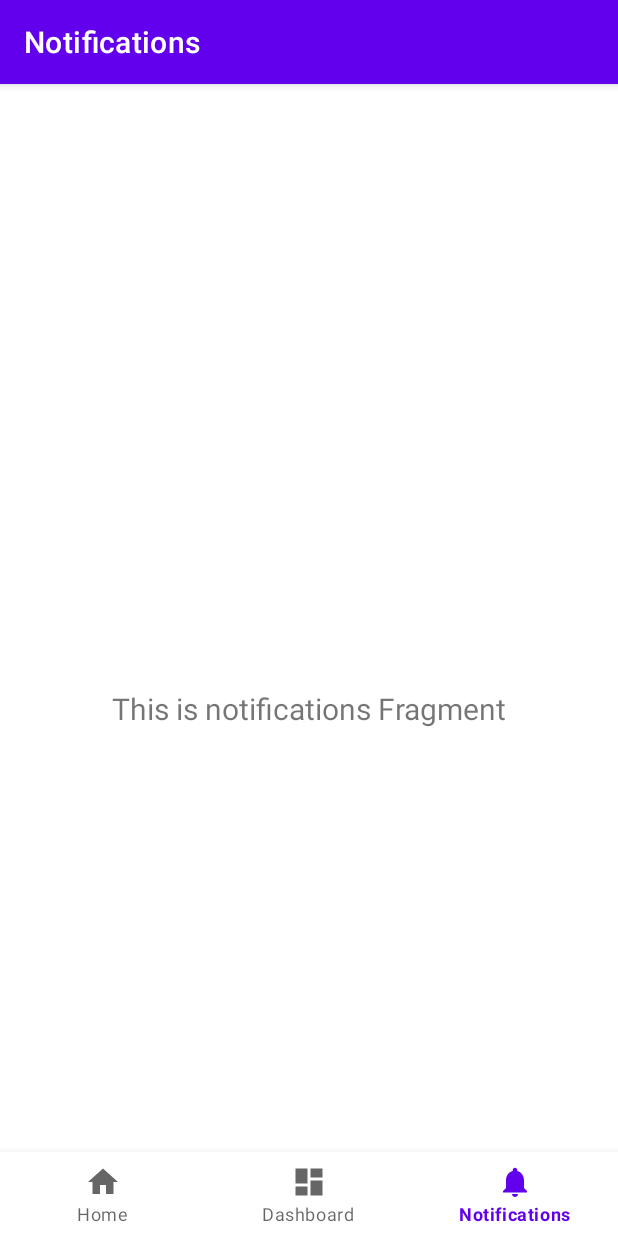
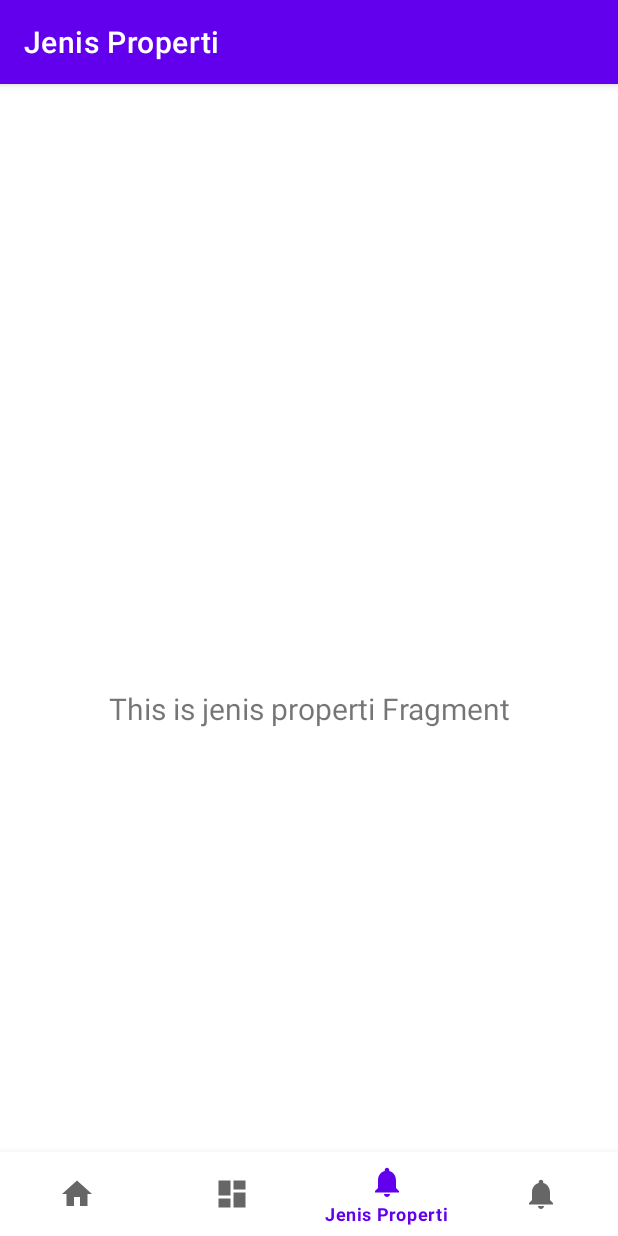
Before and after one commit to abrayudhistira/FinalProjectPAM, an Android app: the JenisPropertiFragment screen opened through its navigation route, on a phone screen of 412 x 824 dp. Run offline under Robolectric (Android 15) with nearby library versions, the phone set to English and light mode, and no system bars; our stand-ins replace navigation-ui.

Commit message:
Rename Sesuai Kebutuhan Bottom Navigation

```diff
--- a/app/build.gradle.kts
+++ b/app/build.gradle.kts
@@ -48,6 +48,8 @@ dependencies {
     implementation(libs.androidx.lifecycle.viewmodel.ktx)
     implementation(libs.androidx.navigation.fragment.ktx)
     implementation(libs.androidx.navigation.ui.ktx)
+    implementation(libs.androidx.legacy.support.v4)
+    implementation(libs.androidx.fragment.ktx)
     testImplementation(libs.junit)
     androidTestImplementation(libs.androidx.junit)
     androidTestImplementation(libs.androidx.espresso.core)
--- a/app/src/main/java/finalproject/abrayudhistira/MainActivity.kt
+++ b/app/src/main/java/finalproject/abrayudhistira/MainActivity.kt
@@ -26,7 +26,7 @@ class MainActivity : AppCompatActivity() {
         // menu should be considered as top level destinations.
         val appBarConfiguration = AppBarConfiguration(
             setOf(
-                R.id.navigation_home, R.id.navigation_dashboard, R.id.navigation_notifications
+                R.id.navigation_pemilik, R.id.navigation_properti, R.id.navigation_jenisproperti, R.id.navigation_manajerproperti
             )
         )
         setupActionBarWithNavController(navController, appBarConfiguration)
--- a/app/src/main/java/finalproject/abrayudhistira/ui/notifications/NotificationsFragment.kt
+++ b/app/src/main/java/finalproject/abrayudhistira/ui/jenisproperti/JenisPropertiFragment.kt
@@ -1,4 +1,4 @@
-package finalproject.abrayudhistira.ui.notifications
+package finalproject.abrayudhistira.ui.jenisproperti
 
 import android.os.Bundle
 import android.view.LayoutInflater
@@ -7,11 +7,11 @@ import android.view.ViewGroup
 import android.widget.TextView
 import androidx.fragment.app.Fragment
 import androidx.lifecycle.ViewModelProvider
-import finalproject.abrayudhistira.databinding.FragmentNotificationsBinding
+import finalproject.abrayudhistira.databinding.FragmentJenisPropertiBinding
 
-class NotificationsFragment : Fragment() {
+class JenisPropertiFragment : Fragment() {
 
-    private var _binding: FragmentNotificationsBinding? = null
+    private var _binding: FragmentJenisPropertiBinding? = null
 
     // This property is only valid between onCreateView and
     // onDestroyView.
@@ -22,14 +22,14 @@ class NotificationsFragment : Fragment() {
         container: ViewGroup?,
         savedInstanceState: Bundle?
     ): View {
-        val notificationsViewModel =
-            ViewModelProvider(this).get(NotificationsViewModel::class.java)
+        val jenisPropertiViewModel =
+            ViewModelProvider(this).get(JenisPropertiViewModel::class.java)
 
-        _binding = FragmentNotificationsBinding.inflate(inflater, container, false)
+        _binding = FragmentJenisPropertiBinding.inflate(inflater, container, false)
         val root: View = binding.root
 
-        val textView: TextView = binding.textNotifications
-        notificationsViewModel.text.observe(viewLifecycleOwner) {
+        val textView: TextView = binding.textJenisproperti
+        jenisPropertiViewModel.text.observe(viewLifecycleOwner) {
             textView.text = it
         }
         return root
--- a/app/src/main/java/finalproject/abrayudhistira/ui/notifications/NotificationsViewModel.kt
+++ b/app/src/main/java/finalproject/abrayudhistira/ui/jenisproperti/JenisPropertiViewModel.kt
@@ -1,13 +1,13 @@
-package finalproject.abrayudhistira.ui.notifications
+package finalproject.abrayudhistira.ui.jenisproperti
 
 import androidx.lifecycle.LiveData
 import androidx.lifecycle.MutableLiveData
 import androidx.lifecycle.ViewModel
 
-class NotificationsViewModel : ViewModel() {
+class JenisPropertiViewModel : ViewModel() {
 
     private val _text = MutableLiveData<String>().apply {
-        value = "This is notifications Fragment"
+        value = "This is jenis properti Fragment"
     }
     val text: LiveData<String> = _text
 }
--- a/app/src/main/java/finalproject/abrayudhistira/ui/home/HomeFragment.kt
+++ b/app/src/main/java/finalproject/abrayudhistira/ui/pemilik/PemilikFragment.kt
@@ -1,4 +1,4 @@
-package finalproject.abrayudhistira.ui.home
+package finalproject.abrayudhistira.ui.pemilik
 
 import android.os.Bundle
 import android.view.LayoutInflater
@@ -7,11 +7,11 @@ import android.view.ViewGroup
 import android.widget.TextView
 import androidx.fragment.app.Fragment
 import androidx.lifecycle.ViewModelProvider
-import finalproject.abrayudhistira.databinding.FragmentHomeBinding
+import finalproject.abrayudhistira.databinding.FragmentPemilikBinding
 
-class HomeFragment : Fragment() {
+class PemilikFragment : Fragment() {
 
-    private var _binding: FragmentHomeBinding? = null
+    private var _binding: FragmentPemilikBinding? = null
 
     // This property is only valid between onCreateView and
     // onDestroyView.
@@ -22,14 +22,14 @@ class HomeFragment : Fragment() {
         container: ViewGroup?,
         savedInstanceState: Bundle?
     ): View {
-        val homeViewModel =
-            ViewModelProvider(this).get(HomeViewModel::class.java)
+        val pemilikViewModel =
+            ViewModelProvider(this).get(PemilikViewModel::class.java)
 
-        _binding = FragmentHomeBinding.inflate(inflater, container, false)
+        _binding = FragmentPemilikBinding.inflate(inflater, container, false)
         val root: View = binding.root
 
-        val textView: TextView = binding.textHome
-        homeViewModel.text.observe(viewLifecycleOwner) {
+        val textView: TextView = binding.textPemilik
+        pemilikViewModel.text.observe(viewLifecycleOwner) {
             textView.text = it
         }
         return root
--- a/app/src/main/java/finalproject/abrayudhistira/ui/dashboard/DashboardViewModel.kt
+++ b/app/src/main/java/finalproject/abrayudhistira/ui/pemilik/PemilikViewModel.kt
@@ -1,13 +1,13 @@
-package finalproject.abrayudhistira.ui.dashboard
+package finalproject.abrayudhistira.ui.pemilik
 
 import androidx.lifecycle.LiveData
 import androidx.lifecycle.MutableLiveData
 import androidx.lifecycle.ViewModel
 
-class DashboardViewModel : ViewModel() {
+class PemilikViewModel : ViewModel() {
 
     private val _text = MutableLiveData<String>().apply {
-        value = "This is dashboard Fragment"
+        value = "This is pemilik Fragment"
     }
     val text: LiveData<String> = _text
 }
--- a/app/src/main/java/finalproject/abrayudhistira/ui/dashboard/DashboardFragment.kt
+++ b/app/src/main/java/finalproject/abrayudhistira/ui/properti/PropertiFragment.kt
@@ -1,4 +1,4 @@
-package finalproject.abrayudhistira.ui.dashboard
+package finalproject.abrayudhistira.ui.properti
 
 import android.os.Bundle
 import android.view.LayoutInflater
@@ -7,11 +7,11 @@ import android.view.ViewGroup
 import android.widget.TextView
 import androidx.fragment.app.Fragment
 import androidx.lifecycle.ViewModelProvider
-import finalproject.abrayudhistira.databinding.FragmentDashboardBinding
+import finalproject.abrayudhistira.databinding.FragmentPropertiBinding
 
-class DashboardFragment : Fragment() {
+class PropertiFragment : Fragment() {
 
-    private var _binding: FragmentDashboardBinding? = null
+    private var _binding: FragmentPropertiBinding? = null
 
     // This property is only valid between onCreateView and
     // onDestroyView.
@@ -22,14 +22,14 @@ class DashboardFragment : Fragment() {
         container: ViewGroup?,
         savedInstanceState: Bundle?
     ): View {
-        val dashboardViewModel =
-            ViewModelProvider(this).get(DashboardViewModel::class.java)
+        val propertiViewModel =
+            ViewModelProvider(this).get(PropertiViewModel::class.java)
 
-        _binding = FragmentDashboardBinding.inflate(inflater, container, false)
+        _binding = FragmentPropertiBinding.inflate(inflater, container, false)
         val root: View = binding.root
 
-        val textView: TextView = binding.textDashboard
-        dashboardViewModel.text.observe(viewLifecycleOwner) {
+        val textView: TextView = binding.textProperti
+        propertiViewModel.text.observe(viewLifecycleOwner) {
             textView.text = it
         }
         return root
--- a/app/src/main/java/finalproject/abrayudhistira/ui/home/HomeViewModel.kt
+++ b/app/src/main/java/finalproject/abrayudhistira/ui/properti/PropertiViewModel.kt
@@ -1,13 +1,13 @@
-package finalproject.abrayudhistira.ui.home
+package finalproject.abrayudhistira.ui.properti
 
 import androidx.lifecycle.LiveData
 import androidx.lifecycle.MutableLiveData
 import androidx.lifecycle.ViewModel
 
-class HomeViewModel : ViewModel() {
+class PropertiViewModel : ViewModel() {
 
     private val _text = MutableLiveData<String>().apply {
-        value = "This is home Fragment"
+        value = "This is properti Fragment"
     }
     val text: LiveData<String> = _text
 }
--- a/app/src/main/res/layout/fragment_notifications.xml
+++ b/app/src/main/res/layout/fragment_jenis_properti.xml
@@ -4,10 +4,10 @@
     xmlns:tools="http://schemas.android.com/tools"
     android:layout_width="match_parent"
     android:layout_height="match_parent"
-    tools:context=".ui.notifications.NotificationsFragment">
+    tools:context=".ui.jenisproperti.JenisPropertiFragment">
 
     <TextView
-        android:id="@+id/text_notifications"
+        android:id="@+id/text_jenisproperti"
         android:layout_width="match_parent"
         android:layout_height="wrap_content"
         android:layout_marginStart="8dp"
--- a/app/src/main/res/layout/fragment_dashboard.xml
+++ b/app/src/main/res/layout/fragment_pemilik.xml
@@ -4,10 +4,10 @@
     xmlns:tools="http://schemas.android.com/tools"
     android:layout_width="match_parent"
     android:layout_height="match_parent"
-    tools:context=".ui.dashboard.DashboardFragment">
+    tools:context=".ui.pemilik.PemilikFragment">
 
     <TextView
-        android:id="@+id/text_dashboard"
+        android:id="@+id/text_pemilik"
         android:layout_width="match_parent"
         android:layout_height="wrap_content"
         android:layout_marginStart="8dp"
--- a/app/src/main/res/layout/fragment_home.xml
+++ b/app/src/main/res/layout/fragment_properti.xml
@@ -4,10 +4,10 @@
     xmlns:tools="http://schemas.android.com/tools"
     android:layout_width="match_parent"
     android:layout_height="match_parent"
-    tools:context=".ui.home.HomeFragment">
+    tools:context=".ui.properti.PropertiFragment">
 
     <TextView
-        android:id="@+id/text_home"
+        android:id="@+id/text_properti"
         android:layout_width="match_parent"
         android:layout_height="wrap_content"
         android:layout_marginStart="8dp"
--- a/app/src/main/res/menu/bottom_nav_menu.xml
+++ b/app/src/main/res/menu/bottom_nav_menu.xml
@@ -2,18 +2,22 @@
 <menu xmlns:android="http://schemas.android.com/apk/res/android">
 
     <item
-        android:id="@+id/navigation_home"
+        android:id="@+id/navigation_properti"
         android:icon="@drawable/ic_home_black_24dp"
-        android:title="@string/title_home" />
+        android:title="@string/title_properti" />
 
     <item
-        android:id="@+id/navigation_dashboard"
+        android:id="@+id/navigation_pemilik"
         android:icon="@drawable/ic_dashboard_black_24dp"
-        android:title="@string/title_dashboard" />
+        android:title="@string/title_pemilik" />
 
     <item
-        android:id="@+id/navigation_notifications"
+        android:id="@+id/navigation_jenisproperti"
         android:icon="@drawable/ic_notifications_black_24dp"
-        android:title="@string/title_notifications" />
+        android:title="@string/title_jenisproperti" />
 
+    <item
+        android:id="@+id/navigation_manajerproperti"
+        android:icon="@drawable/ic_notifications_black_24dp"
+        android:title="@string/title_manajerproperti" />
 </menu>
--- a/app/src/main/res/navigation/mobile_navigation.xml
+++ b/app/src/main/res/navigation/mobile_navigation.xml
@@ -3,23 +3,28 @@
     xmlns:app="http://schemas.android.com/apk/res-auto"
     xmlns:tools="http://schemas.android.com/tools"
     android:id="@+id/mobile_navigation"
-    app:startDestination="@+id/navigation_home">
+    app:startDestination="@+id/navigation_properti">
 
     <fragment
-        android:id="@+id/navigation_home"
-        android:name="finalproject.abrayudhistira.ui.home.HomeFragment"
-        android:label="@string/title_home"
-        tools:layout="@layout/fragment_home" />
+        android:id="@+id/navigation_pemilik"
+        android:name="finalproject.abrayudhistira.ui.pemilik.PemilikFragment"
+        android:label="@string/title_pemilik"
+        tools:layout="@layout/fragment_pemilik" />
 
     <fragment
-        android:id="@+id/navigation_dashboard"
-        android:name="finalproject.abrayudhistira.ui.dashboard.DashboardFragment"
-        android:label="@string/title_dashboard"
-        tools:layout="@layout/fragment_dashboard" />
+        android:id="@+id/navigation_properti"
+        android:name="finalproject.abrayudhistira.ui.properti.PropertiFragment"
+        android:label="@string/title_properti"
+        tools:layout="@layout/fragment_properti" />
 
     <fragment
-        android:id="@+id/navigation_notifications"
-        android:name="finalproject.abrayudhistira.ui.notifications.NotificationsFragment"
-        android:label="@string/title_notifications"
-        tools:layout="@layout/fragment_notifications" />
+        android:id="@+id/navigation_jenisproperti"
+        android:name="finalproject.abrayudhistira.ui.jenisproperti.JenisPropertiFragment"
+        android:label="@string/title_jenisproperti"
+        tools:layout="@layout/fragment_jenis_properti" />
+    <fragment
+        android:id="@+id/navigation_manajerproperti"
+        android:name="finalproject.abrayudhistira.ui.manajerproperti.ManajerPropertiFragment"
+        android:label="@string/title_manajerproperti"
+        tools:layout="@layout/fragment_manajer_properti" />
 </navigation>
--- a/app/src/main/res/values/strings.xml
+++ b/app/src/main/res/values/strings.xml
@@ -1,6 +1,7 @@
 <resources>
     <string name="app_name">Management Property</string>
-    <string name="title_home">Home</string>
-    <string name="title_dashboard">Dashboard</string>
-    <string name="title_notifications">Notifications</string>
+    <string name="title_properti">Properti</string>
+    <string name="title_pemilik">Pemilik</string>
+    <string name="title_manajerproperti">Manajer Properti</string>
+    <string name="title_jenisproperti">Jenis Properti</string>
 </resources>
--- a/gradle/libs.versions.toml
+++ b/gradle/libs.versions.toml
@@ -12,6 +12,8 @@ lifecycleLivedataKtx = "2.8.7"
 lifecycleViewmodelKtx = "2.8.7"
 navigationFragmentKtx = "2.8.5"
 navigationUiKtx = "2.8.5"
+legacySupportV4 = "1.0.0"
+fragmentKtx = "1.8.5"
 
 [libraries]
 androidx-core-ktx = { group = "androidx.core", name = "core-ktx", version.ref = "coreKtx" }
@@ -25,6 +27,8 @@ androidx-lifecycle-livedata-ktx = { group = "androidx.lifecycle", name = "lifecy
 androidx-lifecycle-viewmodel-ktx = { group = "androidx.lifecycle", name = "lifecycle-viewmodel-ktx", version.ref = "lifecycleViewmodelKtx" }
 androidx-navigation-fragment-ktx = { group = "androidx.navigation", name = "navigation-fragment-ktx", version.ref = "navigationFragmentKtx" }
 androidx-navigation-ui-ktx = { group = "androidx.navigation", name = "navigation-ui-ktx", version.ref = "navigationUiKtx" }
+androidx-legacy-support-v4 = { group = "androidx.legacy", name = "legacy-support-v4", version.ref = "legacySupportV4" }
+androidx-fragment-ktx = { group = "androidx.fragment", name = "fragment-ktx", version.ref = "fragmentKtx" }
 
 [plugins]
 android-application = { id = "com.android.application", version.ref = "agp" }
```
Also changed, not shown: app/src/main/java/finalproject/abrayudhistira/ui/manajerproperti/ManajerPropertiFragment.kt (added, +31 -0 lines), app/src/main/java/finalproject/abrayudhistira/ui/manajerproperti/ManajerPropertiViewModel.kt (added, +7 -0 lines), app/src/main/res/layout/fragment_manajer_properti.xml (added, +13 -0 lines).
